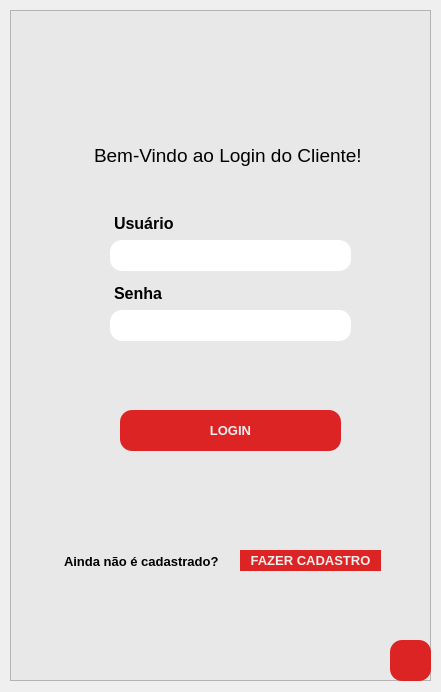
First picture: the form in telas/tela_loginCliente.ui, repository ClaraFontes/bilheteria-digital, before the edit.
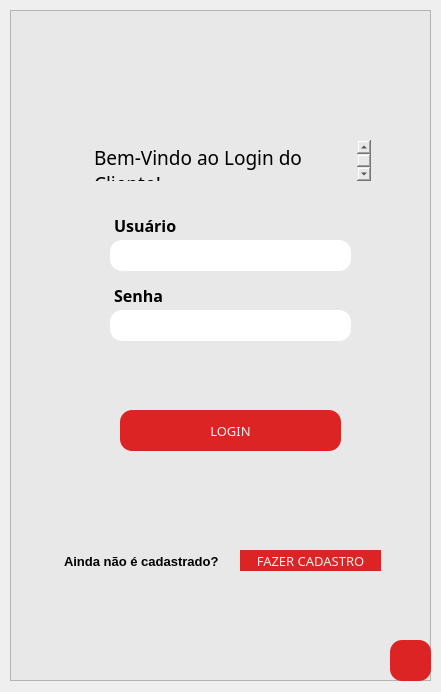
Second picture: the form after the edit. Icons and pictures are not drawn.

Commit message: edit: fonte dos textos das telas.

Patch:
```diff
--- a/telas/tela_loginCliente.ui
+++ b/telas/tela_loginCliente.ui
@@ -42,9 +42,10 @@
     </property>
     <property name="font">
      <font>
+      <family>Arial Rounded MT Bold</family>
       <pointsize>10</pointsize>
-      <weight>75</weight>
-      <bold>true</bold>
+      <weight>50</weight>
+      <bold>false</bold>
      </font>
     </property>
     <property name="styleSheet">
@@ -78,9 +79,10 @@
     </property>
     <property name="font">
      <font>
+      <family>Arial Rounded MT Bold</family>
       <pointsize>10</pointsize>
-      <weight>75</weight>
-      <bold>true</bold>
+      <weight>50</weight>
+      <bold>false</bold>
      </font>
     </property>
     <property name="styleSheet">
@@ -132,6 +134,11 @@
       <height>41</height>
      </rect>
     </property>
+    <property name="font">
+     <font>
+      <family>Arial Rounded MT Bold</family>
+     </font>
+    </property>
     <property name="styleSheet">
      <string notr="true">border: none;</string>
     </property>
@@ -139,8 +146,8 @@
      <string>&lt;!DOCTYPE HTML PUBLIC &quot;-//W3C//DTD HTML 4.0//EN&quot; &quot;http://www.w3.org/TR/REC-html40/strict.dtd&quot;&gt;
 &lt;html&gt;&lt;head&gt;&lt;meta name=&quot;qrichtext&quot; content=&quot;1&quot; /&gt;&lt;style type=&quot;text/css&quot;&gt;
 p, li { white-space: pre-wrap; }
-&lt;/style&gt;&lt;/head&gt;&lt;body style=&quot; font-family:'MS Shell Dlg 2'; font-size:8.25pt; font-weight:400; font-style:normal;&quot;&gt;
-&lt;p style=&quot; margin-top:0px; margin-bottom:0px; margin-left:0px; margin-right:0px; -qt-block-indent:0; text-indent:0px;&quot;&gt;&lt;span style=&quot; font-size:14pt;&quot;&gt;Bem-Vindo ao Login do Cliente!&lt;/span&gt;&lt;/p&gt;&lt;/body&gt;&lt;/html&gt;</string>
+&lt;/style&gt;&lt;/head&gt;&lt;body style=&quot; font-family:'Arial Rounded MT Bold'; font-size:8.25pt; font-weight:400; font-style:normal;&quot;&gt;
+&lt;p style=&quot; margin-top:0px; margin-bottom:0px; margin-left:0px; margin-right:0px; -qt-block-indent:0; text-indent:0px;&quot;&gt;&lt;span style=&quot; font-family:'MS Shell Dlg 2'; font-size:14pt;&quot;&gt;Bem-Vindo ao Login do Cliente!&lt;/span&gt;&lt;/p&gt;&lt;/body&gt;&lt;/html&gt;</string>
     </property>
    </widget>
    <widget class="QLineEdit" name="box_senha">
@@ -222,6 +229,11 @@
       <height>31</height>
      </rect>
     </property>
+    <property name="font">
+     <font>
+      <family>Arial Rounded MT Bold</family>
+     </font>
+    </property>
     <property name="styleSheet">
      <string notr="true">border: none;</string>
     </property>
@@ -229,8 +241,8 @@
      <string>&lt;!DOCTYPE HTML PUBLIC &quot;-//W3C//DTD HTML 4.0//EN&quot; &quot;http://www.w3.org/TR/REC-html40/strict.dtd&quot;&gt;
 &lt;html&gt;&lt;head&gt;&lt;meta name=&quot;qrichtext&quot; content=&quot;1&quot; /&gt;&lt;style type=&quot;text/css&quot;&gt;
 p, li { white-space: pre-wrap; }
-&lt;/style&gt;&lt;/head&gt;&lt;body style=&quot; font-family:'MS Shell Dlg 2'; font-size:8.25pt; font-weight:400; font-style:normal;&quot;&gt;
-&lt;p style=&quot; margin-top:0px; margin-bottom:0px; margin-left:0px; margin-right:0px; -qt-block-indent:0; text-indent:0px;&quot;&gt;&lt;span style=&quot; font-size:12pt; font-weight:600;&quot;&gt;Usuário&lt;/span&gt;&lt;/p&gt;&lt;/body&gt;&lt;/html&gt;</string>
+&lt;/style&gt;&lt;/head&gt;&lt;body style=&quot; font-family:'Arial Rounded MT Bold'; font-size:8.25pt; font-weight:400; font-style:normal;&quot;&gt;
+&lt;p style=&quot; margin-top:0px; margin-bottom:0px; margin-left:0px; margin-right:0px; -qt-block-indent:0; text-indent:0px;&quot;&gt;&lt;span style=&quot; font-family:'MS Shell Dlg 2'; font-size:12pt; font-weight:600;&quot;&gt;Usuário&lt;/span&gt;&lt;/p&gt;&lt;/body&gt;&lt;/html&gt;</string>
     </property>
    </widget>
    <widget class="QTextEdit" name="texto_senha">
@@ -242,6 +254,11 @@
       <height>31</height>
      </rect>
     </property>
+    <property name="font">
+     <font>
+      <family>Arial Rounded MT Bold</family>
+     </font>
+    </property>
     <property name="styleSheet">
      <string notr="true">border: none;</string>
     </property>
@@ -249,8 +266,8 @@
      <string>&lt;!DOCTYPE HTML PUBLIC &quot;-//W3C//DTD HTML 4.0//EN&quot; &quot;http://www.w3.org/TR/REC-html40/strict.dtd&quot;&gt;
 &lt;html&gt;&lt;head&gt;&lt;meta name=&quot;qrichtext&quot; content=&quot;1&quot; /&gt;&lt;style type=&quot;text/css&quot;&gt;
 p, li { white-space: pre-wrap; }
-&lt;/style&gt;&lt;/head&gt;&lt;body style=&quot; font-family:'MS Shell Dlg 2'; font-size:8.25pt; font-weight:400; font-style:normal;&quot;&gt;
-&lt;p style=&quot; margin-top:0px; margin-bottom:0px; margin-left:0px; margin-right:0px; -qt-block-indent:0; text-indent:0px;&quot;&gt;&lt;span style=&quot; font-size:12pt; font-weight:600;&quot;&gt;Senha&lt;/span&gt;&lt;/p&gt;&lt;/body&gt;&lt;/html&gt;</string>
+&lt;/style&gt;&lt;/head&gt;&lt;body style=&quot; font-family:'Arial Rounded MT Bold'; font-size:8.25pt; font-weight:400; font-style:normal;&quot;&gt;
+&lt;p style=&quot; margin-top:0px; margin-bottom:0px; margin-left:0px; margin-right:0px; -qt-block-indent:0; text-indent:0px;&quot;&gt;&lt;span style=&quot; font-family:'MS Shell Dlg 2'; font-size:12pt; font-weight:600;&quot;&gt;Senha&lt;/span&gt;&lt;/p&gt;&lt;/body&gt;&lt;/html&gt;</string>
     </property>
    </widget>
    <widget class="QPushButton" name="bt_voltarloginCliente">
```
Left out of the diff: 28 changed lines with no effect on the pictures. The commit also changes 5 other files.
